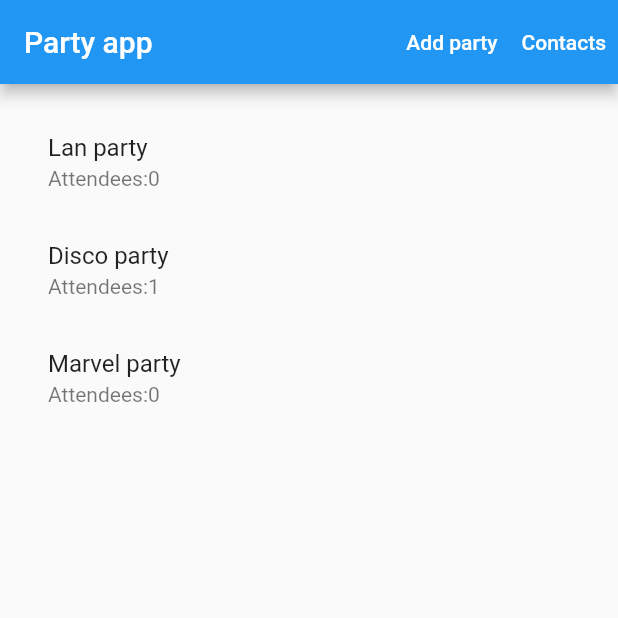
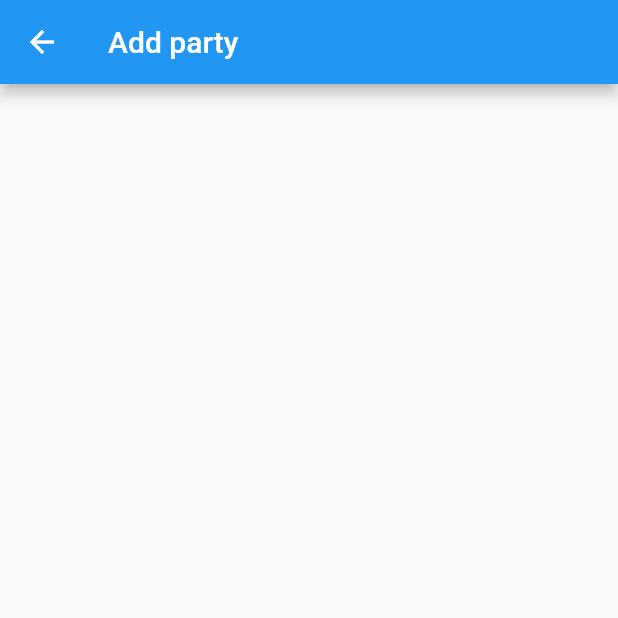
Before and after one commit to FrankNijhof/party_planner, a Flutter app: the screen it shows after launch, after a tap on "Add party", on a phone screen of 412 x 824 dp, the top half of it. Run offline on Flutter 3.47's test engine with Material 2 defaults, Android fonts, the phone set to English and light mode, and no system bars.

Commit message:
added routing for creating party and add contacts

```diff
--- a/lib/main.dart
+++ b/lib/main.dart
@@ -11,10 +11,17 @@ import 'package:party_planner/party.dart';
 // work. You also can use some sort of iCal invitation, but’s that’s not necessary.
 
 void main() {
-  runApp(PartyApp());
+  //runApp(PartyApp());
+
+  runApp(const MaterialApp(
+    title: 'Navigation Basics',
+    home: PartyApp(),
+  ));
 }
 
 class PartyApp extends StatelessWidget {
+  const PartyApp({Key? key}) : super(key: key);
+
   @override
   Widget build(BuildContext context) {
     final ButtonStyle style =
@@ -26,9 +33,23 @@ class PartyApp extends StatelessWidget {
           title: const Text("Party app"),
           actions: <Widget>[
             TextButton(
-                style: style, onPressed: () {}, child: const Text('Add party')),
+                style: style,
+                onPressed: () {
+                  Navigator.push(
+                      context,
+                      MaterialPageRoute(
+                          builder: (context) => CreatePartyPage()));
+                },
+                child: const Text('Add party')),
             TextButton(
-                style: style, onPressed: () {}, child: const Text('Contacts'))
+                style: style,
+                onPressed: () {
+                  Navigator.push(
+                      context,
+                      MaterialPageRoute(
+                          builder: (context) => ContactsPage()));
+                },
+                child: const Text('Contacts'))
           ],
         ),
         body: const Center(
@@ -37,14 +58,6 @@ class PartyApp extends StatelessWidget {
       ),
     );
   }
-
-/*  Route _createRoute(){
-    return PageRouteBuilder(pageBuilder: (context, animation , secondaryAnimation) => const AttendeesPage(),
-    transitionsBuilder: (context, animation, secondaryAnimation, child){
-      return child;
-    });
-  }*/
-
 }
 
 class PartyList extends StatefulWidget {
@@ -74,7 +87,6 @@ class _PartyListState extends State<PartyList> {
                       builder: (context) => PartyDetailsScreen(party)));
             },
           );
-          //return _buildRow(_partyList[i].getName());
         });
   }
 
@@ -112,8 +124,10 @@ class PartyDetailsScreen extends StatelessWidget {
       ),
       body: Column(
         children: [
-          Text(party.getName() ,
-          style: TextStyle(fontSize: 30 , fontWeight: FontWeight.bold),),
+          Text(
+            party.getName(),
+            style: TextStyle(fontSize: 30, fontWeight: FontWeight.bold),
+          ),
           Container(
             height: 50.0,
             child: const Align(
@@ -125,15 +139,37 @@ class PartyDetailsScreen extends StatelessWidget {
           ),
           Expanded(child: _buildPersonsList())
         ],
-      ) /*Center(
-        child:
-            _buildPersonsList() */ /*Text("Number of attendees: " + party.getPersons().length.toString())*/ /*,
-      )*/
-      ,
+      ),
     );
   }
 }
 
-class CreatePartyPage {}
+class CreatePartyPage extends StatelessWidget {
+  const CreatePartyPage({Key? key}) : super(key: key);
 
-class ContactsPage {}
+  @override
+  Widget build(BuildContext context) {
+    return Scaffold(
+      appBar: AppBar(
+        title: const Text("Add party"),
+      ),
+      body: Center(
+        //TODO: Create Form to add party
+      ),
+    );
+  }
+}
+
+class ContactsPage extends StatelessWidget {
+  @override
+  Widget build(BuildContext context) {
+    return Scaffold(
+      appBar: AppBar(
+        title: const Text("My contacts"),
+      ),
+      body: Center(
+        //TODO: Create list with contacts
+      ),
+    );
+  }
+}
--- a/lib/party.dart
+++ b/lib/party.dart
@@ -44,10 +44,14 @@ class Party{
    static List<Party> createDummyList(){
     List<Party> _partyList = <Party>[];
     List<Person> _personList = <Person>[];
+    List<Person> _personList2 = <Person>[];
+    _personList.add(Person("Frank", "424684@student.saxion.nl"));
+    _personList.add(Person("Derk", "******@student.saxion.nl"));
 
-    _personList.add(Person("Frank", "424684@student.saxion.nl"));
+    _personList2.add(Person("Peter", "******@student.saxion.nl"));
 
-    _partyList.add(Party("Lan party"));
+
+    _partyList.add(Party.withPersons("Lan party", _personList2));
     _partyList.add(Party.withPersons("Disco party", _personList));
     _partyList.add(Party("Marvel party"));
 
```
